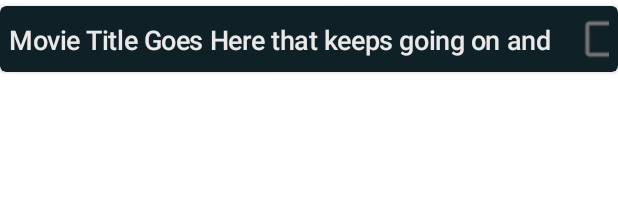
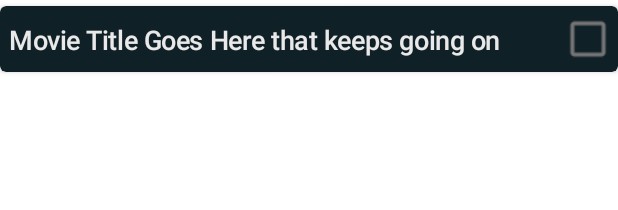
Before and after one commit to CalebElkinsDev/Watchlist, an Android app: the layout movie_list_item_simple.xml on its own in the app's theme, with its tools: preview values and no code run, on a phone screen of 412 x 824 dp. Shown: the top 210 px of the screen. Run offline under Robolectric (Android 15) with nearby library versions, the light colour scheme and no system bars.

Commit message:
Fixed checkbox alignments

```diff
--- a/app/src/main/res/layout/movie_list_item.xml
+++ b/app/src/main/res/layout/movie_list_item.xml
@@ -101,7 +101,7 @@
                 android:id="@+id/item_seenCheckBox"
                 android:layout_width="wrap_content"
                 android:layout_height="wrap_content"
-                android:layout_marginEnd="-20dp"
+                android:layout_marginEnd="-10dp"
                 android:layout_marginBottom="-6dp"
                 android:gravity="center_vertical"
                 android:scaleX="1.5"
--- a/app/src/main/res/layout/movie_list_item_poster.xml
+++ b/app/src/main/res/layout/movie_list_item_poster.xml
@@ -37,7 +37,7 @@
             android:id="@+id/item_seenCheckBox"
             android:layout_width="wrap_content"
             android:layout_height="wrap_content"
-            android:layout_marginEnd="-16dp"
+            android:layout_marginEnd="-4dp"
             android:layout_marginBottom="-4dp"
             android:checked="@{movie.haveSeen}"
             android:gravity="center_vertical"
--- a/app/src/main/res/layout/movie_list_item_simple.xml
+++ b/app/src/main/res/layout/movie_list_item_simple.xml
@@ -44,7 +44,7 @@
                 android:id="@+id/item_seenCheckBox"
                 android:layout_width="wrap_content"
                 android:layout_height="32dp"
-                android:layout_marginEnd="-20dp"
+                android:layout_marginEnd="-10dp"
                 android:checked="@{movie.haveSeen}"
                 android:gravity="center_vertical"
                 android:scaleX="1.3"
```
